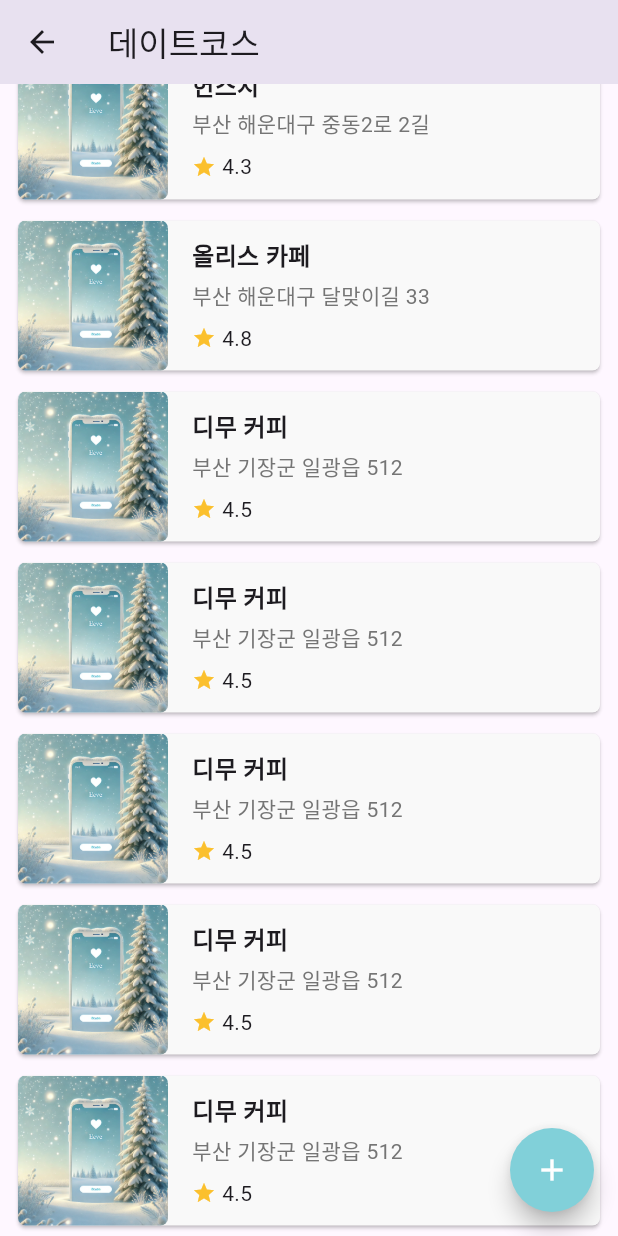
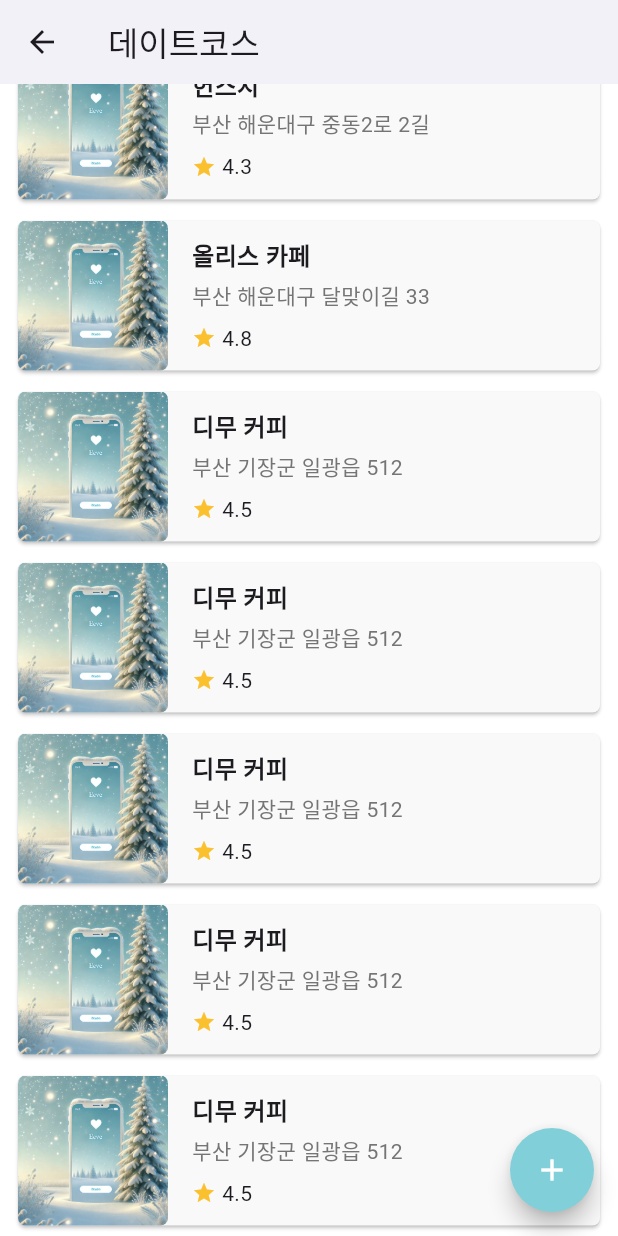
Before and after one commit to KangHuiSoo/my-couple-app, a Flutter app: the PlaceListScreen screen opened directly, scrolled down 119 dp, on a phone screen of 412 x 824 dp. Run offline on Flutter 3.47's test engine with Material 3 defaults, Android fonts, the phone set to English and light mode, and no system bars; our stand-ins replace flutter_svg, font_awesome_flutter, google_maps_flutter, image_picker, table_calendar; Roboto replaces fonts that are missing (Pretendard).

Commit message:
기타 리팩터링

```diff
--- a/lib/ui/place/place_list_screen.dart
+++ b/lib/ui/place/place_list_screen.dart
@@ -25,9 +25,14 @@ class _PlaceListScreenState extends State<PlaceListScreen> {
   Widget build(BuildContext context) {
     return Scaffold(
       appBar: AppBar(
+        backgroundColor: Colors.white,
         title: Text('데이트코스'),
       ),
-      body: SingleChildScrollView(
+      body: DecoratedBox(
+        decoration: BoxDecoration(
+          color: Colors.white
+        ),
+        child: SingleChildScrollView(
           child: Column(
             children: [
               // CustomCalendar(
@@ -99,6 +104,7 @@ class _PlaceListScreenState extends State<PlaceListScreen> {
             ],
           ),
         ),
+      ),
       floatingActionButton: FloatingActionButton(
         backgroundColor: PRIMARY_COLOR,
         shape: RoundedRectangleBorder(
```
Also changed, not shown: lib/ui/place/datepicker_screen.dart (+7 -1 lines), lib/ui/place/place_add_screen.dart (+11 -4 lines), lib/ui/place/place_search_screen.dart (+7 -1 lines). Lines whose indentation alone changed are shown as unchanged.
